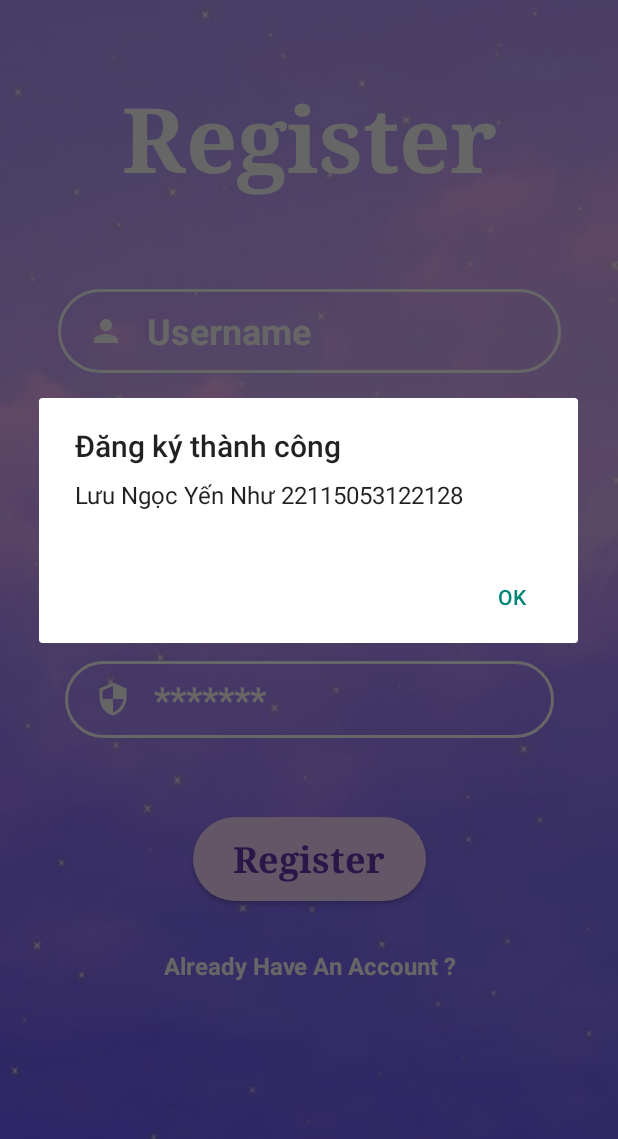
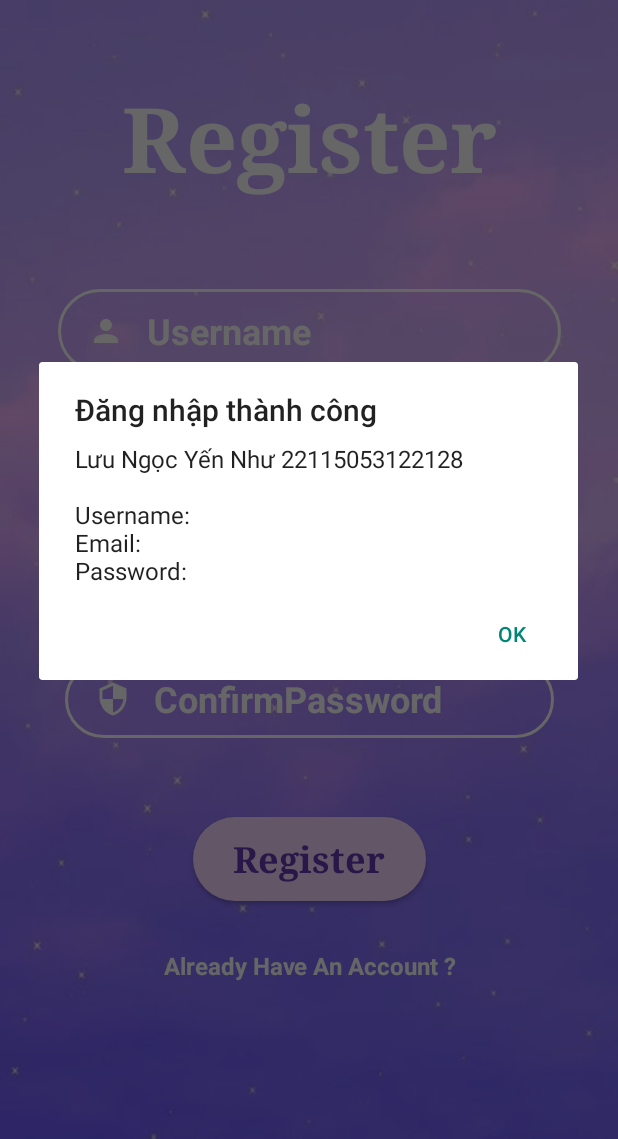
Before and after one commit to Nhuwynee/android, an Android app: the RegisterActivity screen opened directly, with no data from a screen before it, after a tap on "Register", on a phone screen of 412 x 824 dp, the part 97-1236 px from its top. Run offline under Robolectric (Android 15) with nearby library versions, the phone set to English and light mode, and no system bars.

Commit message:
baitap3-luungocyennhu-final

```diff
--- a/baitap3/app/src/main/java/com/example/baitap3/LoginActivity.java
+++ b/baitap3/app/src/main/java/com/example/baitap3/LoginActivity.java
@@ -52,8 +52,8 @@ public class LoginActivity extends AppCompatActivity {
             String email = etEmailLogin.getText().toString();
             String password = etPasswordLogin.getText().toString();
 
-            if (email.equals("yennhu810@gmail.com") && password.equals("123456")) {
-                showDialog("Đăng nhập thành công", "Lưu Ngọc Yến Như 22115053122128");
+            if (email.equals("yennhu810@gmail.com") && password.equals("123")) {
+                showDialog("Đăng nhập thành công", "Lưu Ngọc Yến Như 22115053122128\n" + "\nEmail: " + email + "\nPassword: " + password);
             } else {
                 Toast.makeText(LoginActivity.this, "Email hoặc mật khẩu sai!", Toast.LENGTH_SHORT).show();
             }
--- a/baitap3/app/src/main/java/com/example/baitap3/RegisterActivity.java
+++ b/baitap3/app/src/main/java/com/example/baitap3/RegisterActivity.java
@@ -52,7 +52,7 @@ public class RegisterActivity extends AppCompatActivity {
             String confirmPassword = etConfirmPassword.getText().toString();
 
             if (password.equals(confirmPassword)) {
-                showDialog("Đăng ký thành công", "Lưu Ngọc Yến Như 22115053122128");
+                showDialog("Đăng nhập thành công", "Lưu Ngọc Yến Như 22115053122128\n" + "\nUsername: " + username + "\nEmail: " + email + "\nPassword: " + password);
 
             } else {
                 Toast.makeText(RegisterActivity.this, "Mật khẩu xác nhận không khớp!", Toast.LENGTH_SHORT).show();
--- a/baitap3/app/src/main/res/layout/activity_register.xml
+++ b/baitap3/app/src/main/res/layout/activity_register.xml
@@ -82,7 +82,7 @@
         android:drawablePadding="15dp"
         android:ems="10"
         android:fontFamily="sans-serif"
-        android:hint="*******"
+        android:hint="ConfirmPassword"
         android:inputType="textPassword"
         android:paddingLeft="20dp"
         android:paddingTop="10dp"
@@ -107,7 +107,7 @@
         android:drawablePadding="15dp"
         android:ems="10"
         android:fontFamily="sans-serif"
-        android:hint="*******"
+        android:hint="Password"
         android:inputType="textPassword"
         android:paddingLeft="20dp"
         android:paddingTop="10dp"
```
